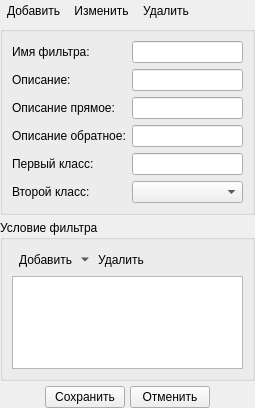
Above: src/plugins/modeleride/filterpropwidget.ui from rdnvndr/raindrop before the change. Below: the same form after it.
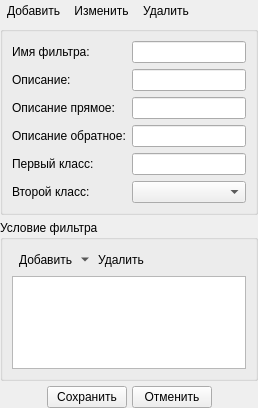
That is the form after the change. Icons and pictures are not drawn. Custom widgets are drawn as their Qt base class.

Diff of the .ui file:
```diff
--- a/src/plugins/modeleride/filterpropwidget.ui
+++ b/src/plugins/modeleride/filterpropwidget.ui
@@ -6,7 +6,7 @@
    <rect>
     <x>0</x>
     <y>0</y>
-    <width>255</width>
+    <width>258</width>
     <height>408</height>
    </rect>
   </property>
```
Left out of the diff: 29 changed lines with no effect on the pictures.
